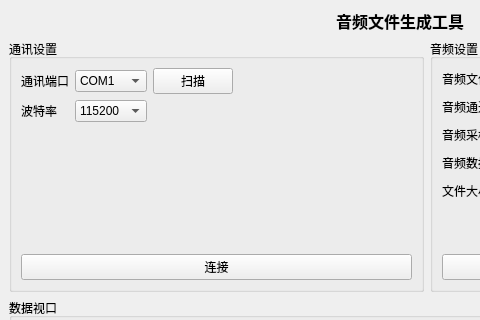
The window that mainwindow.ui (aron566/Audio_File_Generator) describes before a commit, drawn with Qt 5; both pictures show x 0 to 480 and y 0 to 320 of the 800 by 600 pixel window.
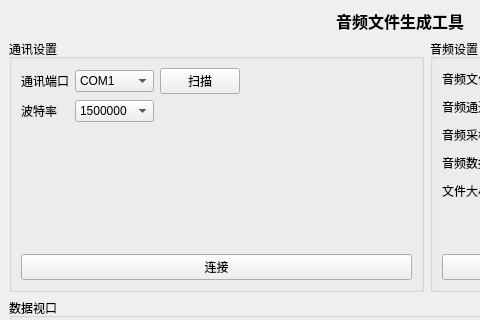
The same window after the commit.

Diff of the .ui file:
```diff
--- a/mainwindow.ui
+++ b/mainwindow.ui
@@ -282,6 +282,11 @@
        </item>
        <item row="1" column="1">
         <widget class="QComboBox" name="BOUDRATEcomboBox">
+         <item>
+          <property name="text">
+           <string>1500000</string>
+          </property>
+         </item>
          <item>
           <property name="text">
            <string>115200</string>
```
